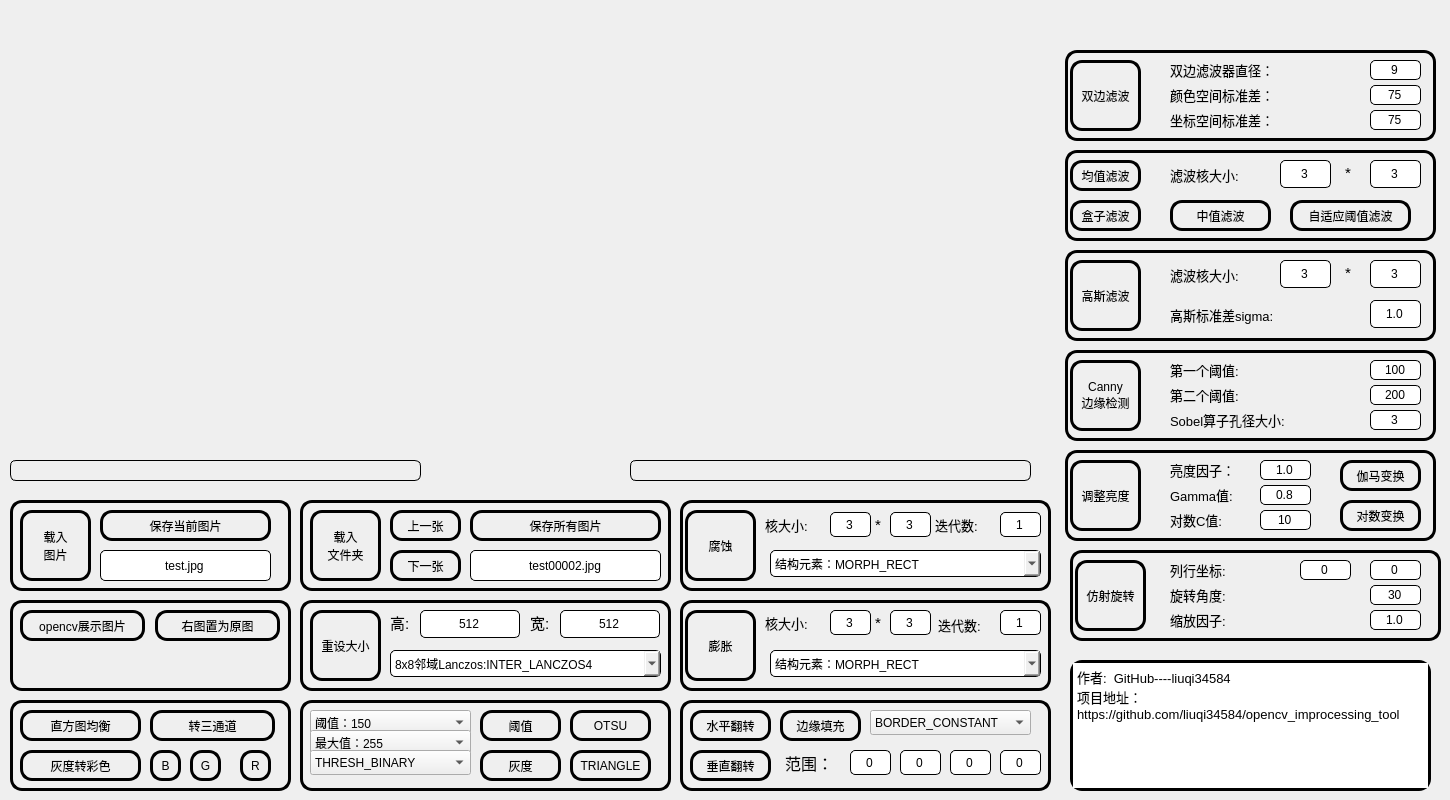
This is imageshow/mainwindow.ui in liuqi34584/opencv_improcessing_tool as Qt 5 draws it before an edit. The edited form follows.
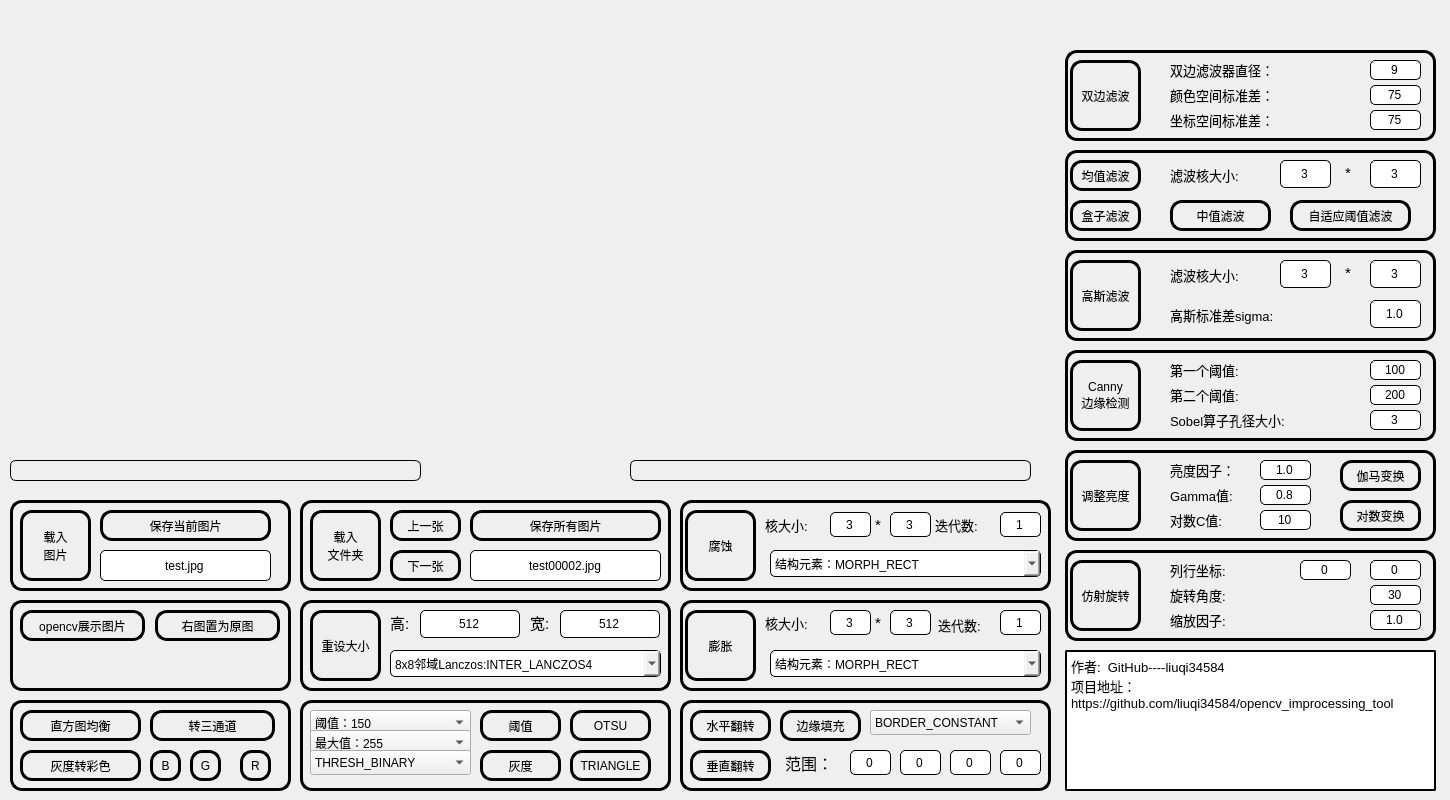
This is the edited form. Icons and pictures are not drawn.

Commit message: 修复了V2.4的布局

Diff of the .ui file:
```diff
--- a/imageshow/mainwindow.ui
+++ b/imageshow/mainwindow.ui
@@ -4958,7 +4958,7 @@
    <widget class="QPushButton" name="pB_RotationMatrix2D">
     <property name="geometry">
      <rect>
-      <x>1075</x>
+      <x>1070</x>
       <y>560</y>
       <width>71</width>
       <height>71</height>
@@ -4978,7 +4978,7 @@
    <widget class="QLabel" name="blur_6">
     <property name="geometry">
      <rect>
-      <x>1070</x>
+      <x>1065</x>
       <y>550</y>
       <width>371</width>
       <height>91</height>
@@ -5283,15 +5283,15 @@
    <widget class="QTextEdit" name="textEdit">
     <property name="geometry">
      <rect>
-      <x>1070</x>
-      <y>660</y>
-      <width>361</width>
-      <height>131</height>
+      <x>1065</x>
+      <y>650</y>
+      <width>371</width>
+      <height>141</height>
      </rect>
     </property>
     <property name="styleSheet">
-     <string notr="true">border-radius: 12px;
-border:3px solid black;</string>
+     <string notr="true">border-radius: 2px;
+border:2px solid black;</string>
     </property>
     <property name="html">
      <string>&lt;!DOCTYPE HTML PUBLIC &quot;-//W3C//DTD HTML 4.0//EN&quot; &quot;http://www.w3.org/TR/REC-html40/strict.dtd&quot;&gt;
```
The commit also changes 2 other files.
